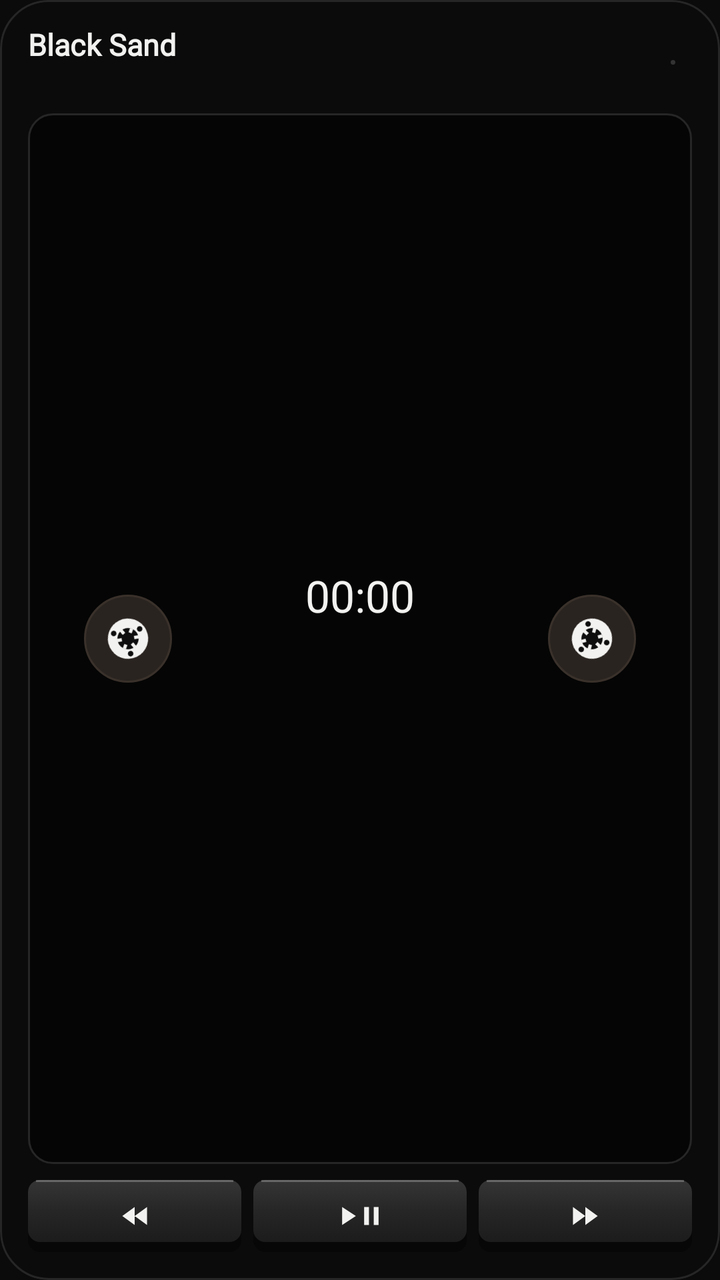
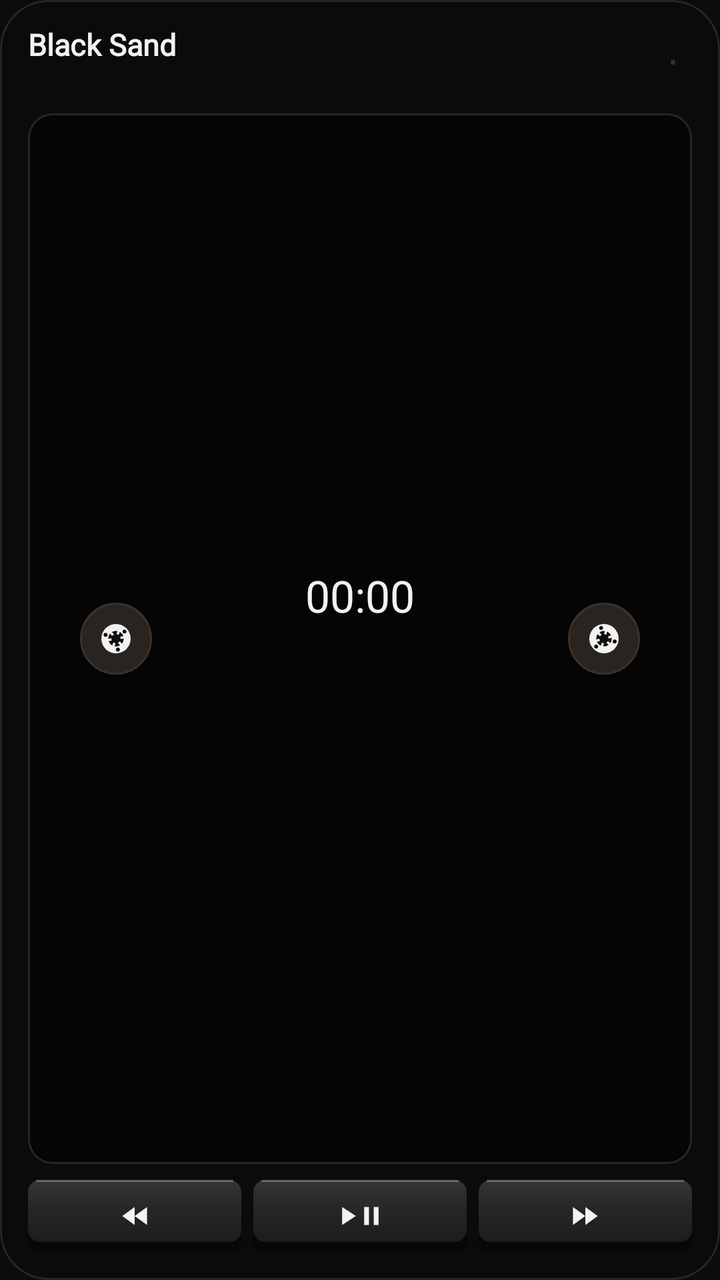

Two renders of the same Android screen: before a commit and after it. Below are the layout's source before the change and the commit's diff.
<!-- AndroidManifest.xml: application theme Theme.BlackSand -->
<!-- res/layout/widget_large.xml -->
<?xml version="1.0" encoding="utf-8"?>
<LinearLayout xmlns:android="http://schemas.android.com/apk/res/android"
    android:id="@android:id/background"
    android:layout_width="match_parent"
    android:layout_height="match_parent"
    android:background="@drawable/widget_bg_flat"
    android:clipToOutline="true"
    android:orientation="vertical"
    android:padding="14dp">

    <LinearLayout
        android:id="@+id/cassette"
        android:layout_width="match_parent"
        android:layout_height="wrap_content"
        android:gravity="top"
        android:orientation="horizontal">

        <LinearLayout
            android:layout_width="0dp"
            android:layout_height="wrap_content"
            android:layout_weight="1"
            android:orientation="vertical">
            <TextView
                android:id="@+id/title"
                android:layout_width="match_parent"
                android:layout_height="wrap_content"
                android:ellipsize="end"
                android:fontFamily="@font/space_grotesk"
                android:includeFontPadding="false"
                android:singleLine="true"
                android:text="@string/widget_idle_title"
                android:textColor="#F2F2F0"
                android:textSize="15sp"
                android:textStyle="bold" />
            <TextView
                android:id="@+id/artist"
                android:layout_width="match_parent"
                android:layout_height="wrap_content"
                android:layout_marginTop="3dp"
                android:ellipsize="end"
                android:fontFamily="@font/space_grotesk"
                android:includeFontPadding="false"
                android:singleLine="true"
                android:textColor="#8A8A8A"
                android:textSize="12sp" />
        </LinearLayout>

        <ImageView
            android:id="@+id/led"
            android:layout_width="7dp"
            android:layout_height="7dp"
            android:layout_gravity="center_vertical"
            android:layout_marginStart="12dp"
            android:contentDescription="@null"
            android:src="@drawable/led_off" />
        <TextView
            android:id="@+id/track"
            android:layout_width="wrap_content"
            android:layout_height="wrap_content"
            android:layout_gravity="center_vertical"
            android:layout_marginStart="6dp"
            android:fontFamily="@font/space_mono_regular"
            android:includeFontPadding="false"
            android:textColor="#8A8A8A"
            android:textSize="11sp" />
    </LinearLayout>

    <FrameLayout
        android:layout_width="match_parent"
        android:layout_height="0dp"
        android:layout_marginTop="8dp"
        android:layout_weight="1"
        android:background="@drawable/tape_window_flat"
        android:minHeight="56dp">

        <FrameLayout
            android:layout_width="60dp"
            android:layout_height="match_parent"
            android:layout_gravity="start"
            android:layout_marginStart="20dp">
            <ImageView
                android:id="@+id/pack_left"
                android:layout_width="44dp"
                android:layout_height="44dp"
                android:layout_gravity="center"
                android:contentDescription="@null"
                android:src="@drawable/tape_pack" />
            <ImageView
                android:id="@+id/hub_left"
                android:layout_width="22dp"
                android:layout_height="22dp"
                android:layout_gravity="center"
                android:contentDescription="@null"
                android:rotation="20"
                android:src="@drawable/reel_hub" />
            <ProgressBar
                android:id="@+id/spin_left"
                android:layout_width="22dp"
                android:layout_height="22dp"
                android:layout_gravity="center"
                android:indeterminate="true"
                android:indeterminateDrawable="@drawable/reel_hub_spin"
                android:indeterminateDuration="1600"
                android:indeterminateOnly="true"
                android:visibility="gone" />
        </FrameLayout>

        <LinearLayout
            android:layout_width="wrap_content"
            android:layout_height="wrap_content"
            android:layout_gravity="center"
            android:gravity="center_horizontal"
            android:orientation="vertical">
            <Chronometer
                android:id="@+id/elapsed"
                android:layout_width="wrap_content"
                android:layout_height="wrap_content"
                android:fontFamily="@font/doto"
                android:includeFontPadding="false"
                android:textColor="#F2F2F0"
                android:textSize="22sp" />
            
            <TextView
                android:id="@+id/elapsed_still"
                android:layout_width="wrap_content"
                android:layout_height="wrap_content"
                android:fontFamily="@font/doto"
                android:includeFontPadding="false"
                android:textColor="#F2F2F0"
                android:textSize="22sp" />
            <TextView
                android:id="@+id/total"
                android:layout_width="wrap_content"
                android:layout_height="wrap_content"
                android:layout_marginTop="2dp"
                android:fontFamily="@font/space_mono_regular"
                android:includeFontPadding="false"
                android:textColor="#8A8A8A"
                android:textSize="11sp" />
        </LinearLayout>

        <FrameLayout
            android:layout_width="60dp"
            android:layout_height="match_parent"
            android:layout_gravity="end"
            android:layout_marginEnd="20dp">
            <ImageView
                android:id="@+id/pack_right"
                android:layout_width="44dp"
                android:layout_height="44dp"
                android:layout_gravity="center"
                android:contentDescription="@null"
                android:src="@drawable/tape_pack" />
            <ImageView
                android:id="@+id/hub_right"
                android:layout_width="22dp"
                android:layout_height="22dp"
                android:layout_gravity="center"
                android:contentDescription="@null"
                android:rotation="75"
                android:src="@drawable/reel_hub" />
            <ProgressBar
                android:id="@+id/spin_right"
                android:layout_width="22dp"
                android:layout_height="22dp"
                android:layout_gravity="center"
                android:indeterminate="true"
                android:indeterminateDrawable="@drawable/reel_hub_spin"
                android:indeterminateDuration="1300"
                android:indeterminateOnly="true"
                android:visibility="gone" />
        </FrameLayout>
    </FrameLayout>

    <LinearLayout
        android:layout_width="match_parent"
        android:layout_height="36dp"
        android:layout_marginTop="8dp"
        android:orientation="horizontal">
        <ImageView
            android:id="@+id/key_prev"
            android:layout_width="0dp"
            android:layout_height="match_parent"
            android:layout_marginEnd="3dp"
            android:layout_weight="1"
            android:background="@drawable/key_bg"
            android:contentDescription="Previous"
            android:scaleType="center"
            android:src="@drawable/glyph_prev" />
        <ImageView
            android:id="@+id/key_play"
            android:layout_width="0dp"
            android:layout_height="match_parent"
            android:layout_marginStart="3dp"
            android:layout_marginEnd="3dp"
            android:layout_weight="1"
            android:background="@drawable/key_bg"
            android:contentDescription="Play or pause"
            android:scaleType="center"
            android:src="@drawable/glyph_playpause" />
        <ImageView
            android:id="@+id/key_next"
            android:layout_width="0dp"
            android:layout_height="match_parent"
            android:layout_marginStart="3dp"
            android:layout_weight="1"
            android:background="@drawable/key_bg"
            android:contentDescription="Next"
            android:scaleType="center"
            android:src="@drawable/glyph_next" />
    </LinearLayout>
</LinearLayout>
<!-- resources referenced by this layout -->
<resources>
  <!-- drawable glyph_next (drawable) -->
  <?xml version="1.0" encoding="utf-8"?>
  <vector xmlns:android="http://schemas.android.com/apk/res/android"
      android:width="22dp" android:height="12dp" android:viewportWidth="32" android:viewportHeight="16">
      <path android:fillColor="#F2F2F0" android:pathData="M7,2L16,8L7,14Z M16,2L25,8L16,14Z" />
  </vector>
  <!-- drawable glyph_playpause (drawable) -->
  <?xml version="1.0" encoding="utf-8"?>
  <vector xmlns:android="http://schemas.android.com/apk/res/android"
      android:width="22dp" android:height="12dp" android:viewportWidth="32" android:viewportHeight="16">
      <path android:fillColor="#F2F2F0" android:pathData="M3,2L13,8L3,14Z M19,2h3.5v12h-3.5Z M26,2h3.5v12h-3.5Z" />
  </vector>
  <!-- drawable glyph_prev (drawable) -->
  <?xml version="1.0" encoding="utf-8"?>
  <vector xmlns:android="http://schemas.android.com/apk/res/android"
      android:width="22dp" android:height="12dp" android:viewportWidth="32" android:viewportHeight="16">
      <path android:fillColor="#F2F2F0" android:pathData="M16,2L7,8L16,14Z M25,2L16,8L25,14Z" />
  </vector>
  <!-- drawable key_bg (drawable) -->
  <?xml version="1.0" encoding="utf-8"?>
  <selector xmlns:android="http://schemas.android.com/apk/res/android">
      <item android:state_pressed="true" android:drawable="@drawable/key_down" />
      <item android:drawable="@drawable/key_up" />
  </selector>
  <!-- drawable led_off (drawable) -->
  <?xml version="1.0" encoding="utf-8"?>
  <layer-list xmlns:android="http://schemas.android.com/apk/res/android">
      <item android:left="2.5dp" android:top="2.5dp" android:right="2.5dp" android:bottom="2.5dp">
          <shape android:shape="oval"><solid android:color="#333333" /></shape>
      </item>
  </layer-list>
  <!-- drawable reel_hub_spin (drawable) -->
  <?xml version="1.0" encoding="utf-8"?>
  <rotate xmlns:android="http://schemas.android.com/apk/res/android"
      android:drawable="@drawable/reel_hub"
      android:fromDegrees="0" android:toDegrees="360"
      android:pivotX="50%" android:pivotY="50%" />
  <!-- drawable tape_pack (drawable) -->
  <?xml version="1.0" encoding="utf-8"?>
  <shape xmlns:android="http://schemas.android.com/apk/res/android" android:shape="oval">
      <solid android:color="#2A2420" />
      <stroke android:width="1dp" android:color="#3A312B" />
  </shape>
  <!-- drawable tape_window_flat (drawable) -->
  <?xml version="1.0" encoding="utf-8"?>
  <shape xmlns:android="http://schemas.android.com/apk/res/android">
      <solid android:color="#050505" />
      <stroke android:width="1dp" android:color="#262626" />
      <corners android:radius="12dp" />
  </shape>
  <!-- drawable widget_bg_flat (drawable) -->
  <?xml version="1.0" encoding="utf-8"?>
  <shape xmlns:android="http://schemas.android.com/apk/res/android">
      <solid android:color="#0B0B0B" />
      <stroke android:width="1dp" android:color="#262626" />
      <corners android:radius="24dp" />
  </shape>
  <string name="widget_idle_title">Black Sand</string>
  <style name="Theme.BlackSand" parent="android:Theme.Material.NoActionBar">
          <item name="android:windowBackground">#0B0B0B</item>
          <item name="android:statusBarColor">@android:color/transparent</item>
          <item name="android:navigationBarColor">@android:color/transparent</item>
      </style>
  <!-- unchanged entries left out for length: 3 -->
</resources>

<!-- the commit's change to res/layout/widget_large.xml (unified diff, before → after) -->
@@ -12,8 +12,20 @@
         android:id="@+id/cassette"
         android:layout_width="match_parent"
         android:layout_height="wrap_content"
-        android:gravity="top"
+        android:gravity="center_vertical"
         android:orientation="horizontal">
+
+        
+        <ImageView
+            android:id="@+id/art"
+            android:layout_width="32dp"
+            android:layout_height="32dp"
+            android:layout_marginEnd="10dp"
+            android:background="@drawable/art_frame"
+            android:clipToOutline="true"
+            android:contentDescription="@null"
+            android:scaleType="centerCrop"
+            android:visibility="gone" />
 
         <LinearLayout
             android:layout_width="0dp"
@@ -71,32 +83,32 @@
         android:layout_marginTop="8dp"
         android:layout_weight="1"
         android:background="@drawable/tape_window_flat"
-        android:minHeight="56dp">
+        android:minHeight="44dp">
 
         <FrameLayout
-            android:layout_width="60dp"
+            android:layout_width="48dp"
             android:layout_height="match_parent"
             android:layout_gravity="start"
             android:layout_marginStart="20dp">
             <ImageView
                 android:id="@+id/pack_left"
-                android:layout_width="44dp"
-                android:layout_height="44dp"
+                android:layout_width="36dp"
+                android:layout_height="36dp"
                 android:layout_gravity="center"
                 android:contentDescription="@null"
                 android:src="@drawable/tape_pack" />
             <ImageView
                 android:id="@+id/hub_left"
-                android:layout_width="22dp"
-                android:layout_height="22dp"
+                android:layout_width="16dp"
+                android:layout_height="16dp"
                 android:layout_gravity="center"
                 android:contentDescription="@null"
                 android:rotation="20"
                 android:src="@drawable/reel_hub" />
             <ProgressBar
                 android:id="@+id/spin_left"
-                android:layout_width="22dp"
-                android:layout_height="22dp"
+                android:layout_width="16dp"
+                android:layout_height="16dp"
                 android:layout_gravity="center"
                 android:indeterminate="true"
                 android:indeterminateDrawable="@drawable/reel_hub_spin"
@@ -140,29 +152,29 @@
         </LinearLayout>
 
         <FrameLayout
-            android:layout_width="60dp"
+            android:layout_width="48dp"
             android:layout_height="match_parent"
             android:layout_gravity="end"
             android:layout_marginEnd="20dp">
             <ImageView
                 android:id="@+id/pack_right"
-                android:layout_width="44dp"
-                android:layout_height="44dp"
+                android:layout_width="36dp"
+                android:layout_height="36dp"
                 android:layout_gravity="center"
                 android:contentDescription="@null"
                 android:src="@drawable/tape_pack" />
             <ImageView
                 android:id="@+id/hub_right"
-                android:layout_width="22dp"
-                android:layout_height="22dp"
+                android:layout_width="16dp"
+                android:layout_height="16dp"
                 android:layout_gravity="center"
                 android:contentDescription="@null"
                 android:rotation="75"
                 android:src="@drawable/reel_hub" />
             <ProgressBar
                 android:id="@+id/spin_right"
-                android:layout_width="22dp"
-                android:layout_height="22dp"
+                android:layout_width="16dp"
+                android:layout_height="16dp"
                 android:layout_gravity="center"
                 android:indeterminate="true"
                 android:indeterminateDrawable="@drawable/reel_hub_spin"
<!-- resource entries referenced after the edit -->
@@ -1,5 +1,11 @@
 <!-- resources referenced by this layout -->
 <resources>
+  <!-- drawable art_frame (drawable) -->
+  <?xml version="1.0" encoding="utf-8"?>
+  <shape xmlns:android="http://schemas.android.com/apk/res/android">
+      <solid android:color="#1D1D1D" />
+      <corners android:radius="6dp" />
+  </shape>
   <!-- drawable glyph_next (drawable) -->
   <?xml version="1.0" encoding="utf-8"?>
   <vector xmlns:android="http://schemas.android.com/apk/res/android"
